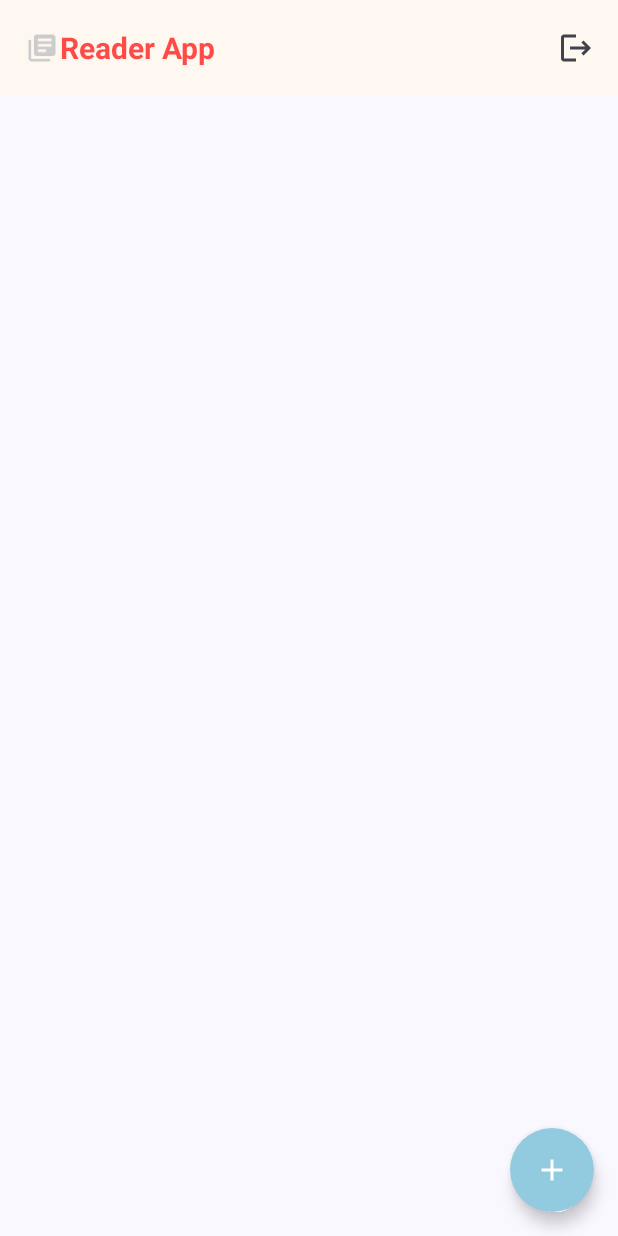
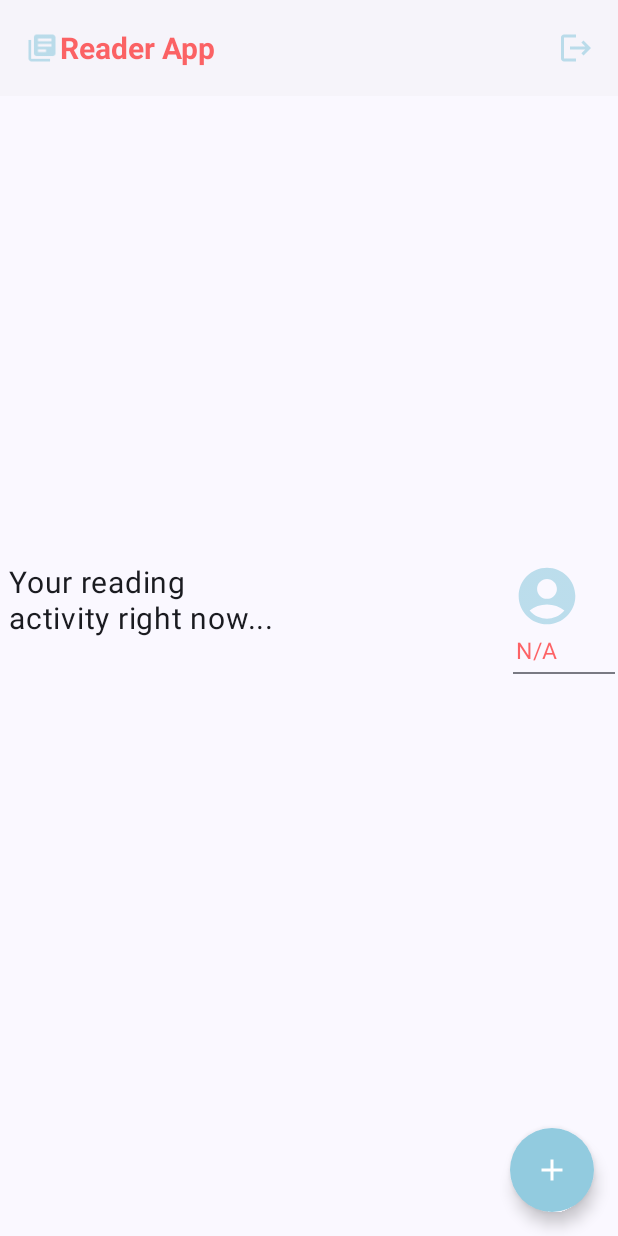
Before and after one commit to onurdemir43/ComposeReaderApp, an Android app built with Jetpack Compose: the Home screen opened through its navigation route, on a phone screen of 412 x 824 dp. Run offline under Robolectric (Android 15) with nearby library versions, the phone set to English and light mode, and no system bars; our stand-ins replace Dagger/Hilt's generated code, Firebase (no records; nobody signed in at launch, a user with empty details on screens opened directly).

Commit message:
Finishing up the Top Section

```diff
--- /dev/null
+++ b/ComposeReaderApp/app/src/main/java/com/onurdemir/composereaderapp/model/MBook.kt
@@ -0,0 +1,8 @@
+package com.onurdemir.composereaderapp.model
+
+data class MBook(
+    var id: String? = null,
+    var title: String? = null,
+    var authors: String? = null,
+    var notes: String? = null
+)
--- a/ComposeReaderApp/app/src/main/java/com/onurdemir/composereaderapp/screens/home/ReaderHomeScreen.kt
+++ b/ComposeReaderApp/app/src/main/java/com/onurdemir/composereaderapp/screens/home/ReaderHomeScreen.kt
@@ -1,10 +1,18 @@
 package com.onurdemir.composereaderapp.screens.home
 
 import android.annotation.SuppressLint
+import androidx.compose.foundation.clickable
+import androidx.compose.foundation.layout.Arrangement
+import androidx.compose.foundation.layout.Column
 import androidx.compose.foundation.layout.Row
+import androidx.compose.foundation.layout.Spacer
 import androidx.compose.foundation.layout.fillMaxSize
+import androidx.compose.foundation.layout.fillMaxWidth
+import androidx.compose.foundation.layout.padding
+import androidx.compose.foundation.layout.size
 import androidx.compose.foundation.shape.RoundedCornerShape
 import androidx.compose.material.icons.Icons
+import androidx.compose.material.icons.filled.AccountCircle
 import androidx.compose.material.icons.filled.Add
 import androidx.compose.material.icons.filled.Book
 import androidx.compose.material.icons.filled.Bookmark
@@ -12,6 +20,7 @@ import androidx.compose.material.icons.filled.BookmarkBorder
 import androidx.compose.material.icons.filled.Bookmarks
 import androidx.compose.material.icons.filled.LibraryBooks
 import androidx.compose.material.icons.filled.Logout
+import androidx.compose.material3.Divider
 import androidx.compose.material3.ExperimentalMaterial3Api
 import androidx.compose.material3.FloatingActionButton
 import androidx.compose.material3.Icon
@@ -29,18 +38,25 @@ import androidx.compose.ui.Modifier
 import androidx.compose.ui.draw.clip
 import androidx.compose.ui.draw.scale
 import androidx.compose.ui.graphics.Color
+import androidx.compose.ui.platform.LocalContext
 import androidx.compose.ui.text.TextStyle
+import androidx.compose.ui.text.font.FontStyle
 import androidx.compose.ui.text.font.FontWeight
+import androidx.compose.ui.text.style.TextAlign
+import androidx.compose.ui.text.style.TextOverflow
+import androidx.compose.ui.tooling.preview.Preview
 import androidx.compose.ui.unit.dp
 import androidx.compose.ui.unit.sp
 import androidx.navigation.NavController
 import com.google.firebase.auth.FirebaseAuth
+import com.onurdemir.composereaderapp.model.MBook
 import com.onurdemir.composereaderapp.navigation.ReaderScreens
 
+@Preview
 @SuppressLint("UnusedMaterial3ScaffoldPaddingParameter")
 @OptIn(ExperimentalMaterial3Api::class)
 @Composable
-fun Home(navController: NavController) {
+fun Home(navController: NavController = NavController(LocalContext.current)) {
     Scaffold(topBar = {
                       ReaderAppBar(title = "Reader App", navController = navController)
     },
@@ -52,6 +68,7 @@ fun Home(navController: NavController) {
         //content
         Surface(modifier = Modifier.fillMaxSize()) {
             //home content
+            HomeContent(navController)
         }
     }
 
@@ -71,14 +88,14 @@ fun ReaderAppBar(
                               Icon(
                                   imageVector = Icons.Default.LibraryBooks,
                                   contentDescription = "Logo Icon",
-                                  tint = Color.LightGray,
+                                  tint = Color(0xFF92CBDF).copy(alpha = 0.6f),
                                   modifier = Modifier
                                       .clip(RoundedCornerShape(12.dp))
                                       .scale(0.9f)
 
                               )
                           }
-                          Text(text = title, color = Color.Red.copy(alpha = 0.7f),
+                          Text(text = title, color = Color.Red.copy(alpha = 0.6f),
                           style = TextStyle(fontWeight = FontWeight.Bold, fontSize = 20.sp)
                           )
                       }
@@ -89,12 +106,67 @@ fun ReaderAppBar(
                           navController.navigate(ReaderScreens.LoginScreen.name)
                       }
                   }) {
-                      Icon(imageVector = Icons.Default.Logout, contentDescription = "Logout")
+                      Icon(imageVector = Icons.Default.Logout,
+                          contentDescription = "Logout",
+                          tint = Color(0xFF92CBDF).copy(alpha = 0.6f))
 
                   }
         },
-        colors = TopAppBarDefaults.smallTopAppBarColors(containerColor = Color(0xFFFFF8F0)))
+        colors = TopAppBarDefaults.smallTopAppBarColors(containerColor = Color.LightGray.copy(alpha = 0.1f)))
 
+
+}
+@Composable
+fun HomeContent(navController: NavController) {
+
+    val currentUser = if (!FirebaseAuth.getInstance().currentUser?.email.isNullOrEmpty()) {
+        FirebaseAuth.getInstance().currentUser?.email?.split('@')?.get(0)
+    }else {
+        "N/A"
+    }
+
+    Column(modifier = Modifier.padding(2.dp), verticalArrangement = Arrangement.SpaceEvenly) {
+        Row(modifier = Modifier.align(alignment = Alignment.Start)) {
+            TitleSection(label = "Your reading \n" + "activity right now...")
+
+            Spacer(modifier = Modifier.fillMaxWidth(0.7f))
+
+            Column {
+                Icon(imageVector = Icons.Default.AccountCircle,
+                    contentDescription = "Profile",
+                    tint = Color(0xFF92CBDF).copy(alpha = 0.6f),
+                modifier = Modifier
+                    .size(45.dp)
+                    .clickable {
+                        navController.navigate(ReaderScreens.ReaderStatsScreen.name)
+                    }
+                )
+                Text(text = currentUser!!,
+                modifier = Modifier.padding(2.dp),
+                color = Color.Red.copy(alpha = 0.6f),
+                fontSize = 15.sp,
+                maxLines = 1,
+                overflow = TextOverflow.Clip)
+                Divider()
+            }
+        }
+    }
+}
+
+@Composable
+fun TitleSection(modifier: Modifier = Modifier, label: String) {
+    Surface(modifier.padding(start = 4.dp, top = 2.dp)) {
+        Column {
+            Text(text = label,
+            fontSize = 20.sp,
+            fontStyle = FontStyle.Normal,
+            textAlign = TextAlign.Left)
+        }
+    }
+}
+
+@Composable
+fun ReadingBookRightNow(books: List<MBook>, navController: NavController) {
 
 }
 
--- a/ComposeReaderApp/app/src/main/java/com/onurdemir/composereaderapp/screens/stats/ReaderStatsScreen.kt
+++ b/ComposeReaderApp/app/src/main/java/com/onurdemir/composereaderapp/screens/stats/ReaderStatsScreen.kt
@@ -1,9 +1,10 @@
 package com.onurdemir.composereaderapp.screens.stats
 
+import androidx.compose.material3.Text
 import androidx.compose.runtime.Composable
 import androidx.navigation.NavController
 
 @Composable
 fun ReaderStatsScreen(navController: NavController) {
-
+    Text(text = "Stats Screen")
 }
```
